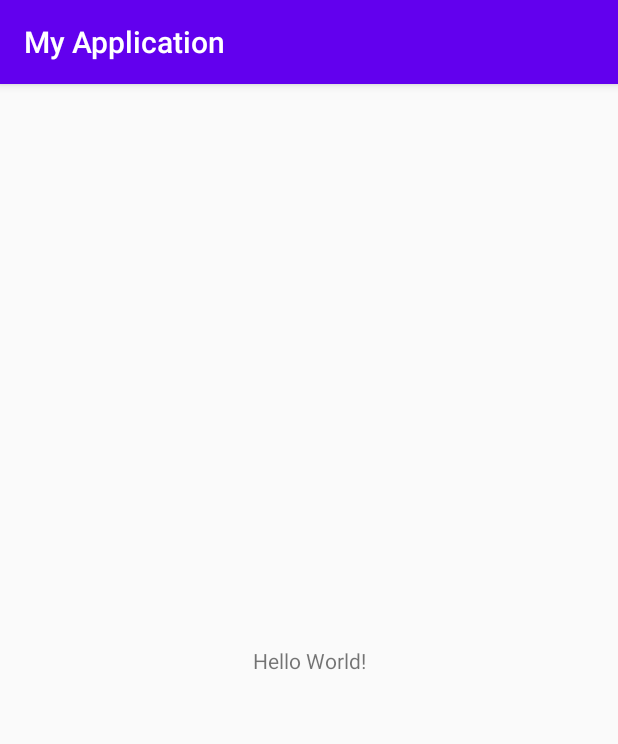
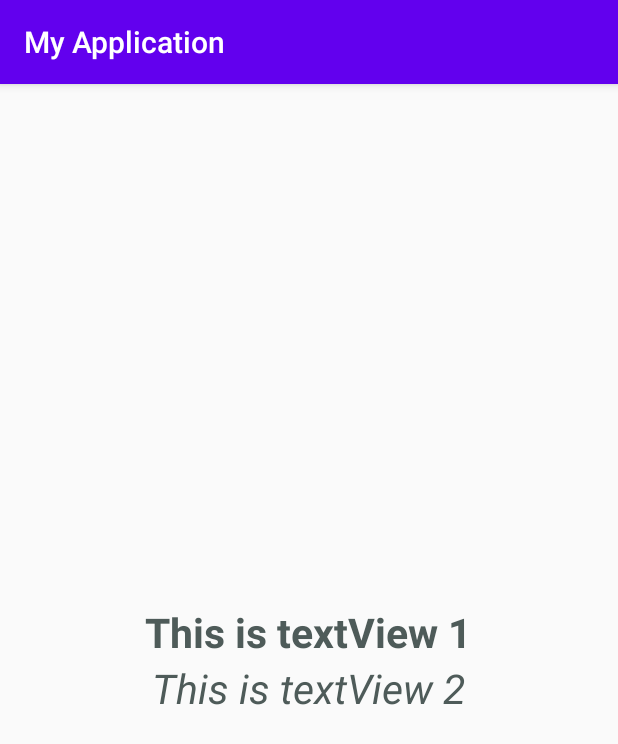
Before and after one commit to riazul701/android-aiyt, an Android app: the screen it shows after launch (MainActivity), on a phone screen of 412 x 824 dp. Shown: the top 744 px of the screen. Run offline under Robolectric (Android 15) with nearby library versions, the phone set to English and light mode, and no system bars.

Commit message:
Code from 107_Applying_style.
Tutorial_107: Applying style.

```diff
--- a/app/src/main/java/com/example/myapplication/MainActivity.java
+++ b/app/src/main/java/com/example/myapplication/MainActivity.java
@@ -1,8 +1,9 @@
 package com.example.myapplication;
 
+//import android.support.v7.app.AppCompatActivity;
+import android.os.Bundle;
+
 import androidx.appcompat.app.AppCompatActivity;
-
-import android.os.Bundle;
 
 public class MainActivity extends AppCompatActivity {
 
--- a/app/src/main/res/layout/activity_main.xml
+++ b/app/src/main/res/layout/activity_main.xml
@@ -1,18 +1,21 @@
 <?xml version="1.0" encoding="utf-8"?>
-<androidx.constraintlayout.widget.ConstraintLayout xmlns:android="http://schemas.android.com/apk/res/android"
+<LinearLayout xmlns:android="http://schemas.android.com/apk/res/android"
     xmlns:app="http://schemas.android.com/apk/res-auto"
     xmlns:tools="http://schemas.android.com/tools"
     android:layout_width="match_parent"
     android:layout_height="match_parent"
-    tools:context=".MainActivity">
+    android:gravity="center"
+    android:orientation="vertical"
+    tools:context="com.example.myapplication.MainActivity">
 
     <TextView
-        android:layout_width="wrap_content"
-        android:layout_height="wrap_content"
-        android:text="Hello World!"
-        app:layout_constraintBottom_toBottomOf="parent"
-        app:layout_constraintLeft_toLeftOf="parent"
-        app:layout_constraintRight_toRightOf="parent"
-        app:layout_constraintTop_toTopOf="parent" />
+        style="@style/style1"
+        android:id="@+id/textView1id"
+        android:text="This is textView 1" />
 
-</androidx.constraintlayout.widget.ConstraintLayout>
+    <TextView
+        style="@style/style1.style2"
+        android:id="@+id/textView2id"
+        android:text="This is textView 2" />
+
+</LinearLayout>
--- a/app/src/main/res/values/styles.xml
+++ b/app/src/main/res/values/styles.xml
@@ -8,4 +8,18 @@
         <item name="colorAccent">@color/colorAccent</item>
     </style>
 
+    <style name="style1" parent="@android:style/TextAppearance.Large">
+        <item name="android:layout_width">wrap_content</item>
+        <item name="android:layout_height">wrap_content</item>
+        <item name="android:textSize">27sp</item>
+        <item name="android:textStyle">bold</item>
+        <item name="android:textColor">#4e5b59</item>
+    </style>
+
+    <style name="style1.style2">
+        <item name="android:textStyle">italic</item>
+        <item name="android:textAppearance">@android:style/TextAppearance.Large</item>
+        <item name="android:textColor">#4e5b59</item>
+    </style>
+
 </resources>
```
